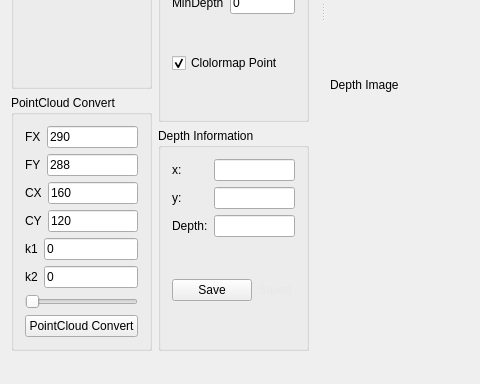
The window that SmartEye/SmartEye/smarteye.ui (SHU3DVision/SmartEye) describes before a commit, drawn with Qt 5; both pictures show x 0 to 480 and y 357 to 741 of the 826 by 741 pixel window.
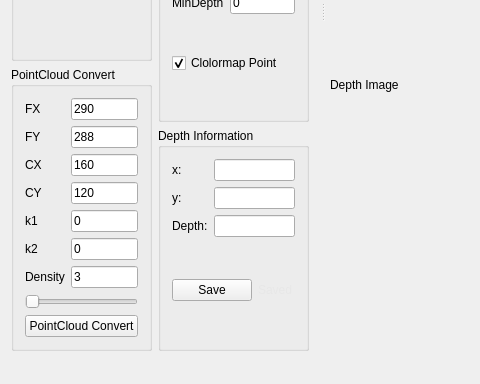
The same window after the commit. Icons and pictures are not drawn. Custom widgets are drawn as their Qt base class.

```diff
--- a/SmartEye/SmartEye/smarteye.ui
+++ b/SmartEye/SmartEye/smarteye.ui
@@ -124,108 +124,102 @@
          <item>
           <layout class="QVBoxLayout" name="verticalLayout_3">
            <item>
-            <layout class="QHBoxLayout" name="horizontalLayout_4">
-             <item>
+            <layout class="QGridLayout" name="gridLayout_5">
+             <item row="0" column="0">
               <widget class="QLabel" name="label_3">
                <property name="text">
                 <string>FX</string>
                </property>
               </widget>
              </item>
-             <item>
+             <item row="0" column="1">
               <widget class="QLineEdit" name="FXlineEdit">
                <property name="text">
                 <string>290</string>
                </property>
               </widget>
              </item>
-            </layout>
-           </item>
-           <item>
-            <layout class="QHBoxLayout" name="horizontalLayout_5">
-             <item>
-              <widget class="QLabel" name="label_4">
+             <item row="5" column="0">
+              <widget class="QLabel" name="label_8">
                <property name="text">
-                <string>FY</string>
+                <string>k2</string>
                </property>
               </widget>
              </item>
-             <item>
+             <item row="5" column="1">
+              <widget class="QLineEdit" name="k2lineEdit">
+               <property name="text">
+                <string>0</string>
+               </property>
+              </widget>
+             </item>
+             <item row="1" column="1">
               <widget class="QLineEdit" name="FYlineEdit">
                <property name="text">
                 <string>288</string>
                </property>
               </widget>
              </item>
-            </layout>
-           </item>
-           <item>
-            <layout class="QHBoxLayout" name="horizontalLayout_6">
-             <item>
-              <widget class="QLabel" name="label_5">
-               <property name="text">
-                <string>CX</string>
-               </property>
-              </widget>
-             </item>
-             <item>
-              <widget class="QLineEdit" name="CXlineEdit">
-               <property name="text">
-                <string>160</string>
-               </property>
-              </widget>
-             </item>
-            </layout>
-           </item>
-           <item>
-            <layout class="QHBoxLayout" name="horizontalLayout_7">
-             <item>
+             <item row="3" column="0">
               <widget class="QLabel" name="label_6">
                <property name="text">
                 <string>CY</string>
                </property>
               </widget>
              </item>
-             <item>
-              <widget class="QLineEdit" name="CYlineEdit">
+             <item row="2" column="0">
+              <widget class="QLabel" name="label_5">
                <property name="text">
-                <string>120</string>
+                <string>CX</string>
                </property>
               </widget>
              </item>
-            </layout>
-           </item>
-           <item>
-            <layout class="QHBoxLayout" name="horizontalLayout_8">
-             <item>
+             <item row="4" column="0">
               <widget class="QLabel" name="label_7">
                <property name="text">
                 <string>k1</string>
                </property>
               </widget>
              </item>
-             <item>
+             <item row="4" column="1">
               <widget class="QLineEdit" name="k1lineEdit">
                <property name="text">
                 <string>0</string>
                </property>
               </widget>
              </item>
-            </layout>
-           </item>
-           <item>
-            <layout class="QHBoxLayout" name="horizontalLayout_9">
-             <item>
-              <widget class="QLabel" name="label_8">
+             <item row="3" column="1">
+              <widget class="QLineEdit" name="CYlineEdit">
                <property name="text">
-                <string>k2</string>
+                <string>120</string>
                </property>
               </widget>
              </item>
-             <item>
-              <widget class="QLineEdit" name="k2lineEdit">
+             <item row="1" column="0">
+              <widget class="QLabel" name="label_4">
                <property name="text">
-                <string>0</string>
+                <string>FY</string>
+               </property>
+              </widget>
+             </item>
+             <item row="2" column="1">
+              <widget class="QLineEdit" name="CXlineEdit">
+               <property name="text">
+                <string>160</string>
+               </property>
+              </widget>
+             </item>
+             <item row="6" column="0">
+              <widget class="QLabel" name="label_15">
+               <property name="text">
+                <string>Density</string>
+               </property>
+              </widget>
+             </item>
+             <item row="6" column="1">
+              <widget class="QLineEdit" name="pointFilterEdit">
+               <property name="text">
+                <string>3</string>
                </property>
               </widget>
              </item>
```
